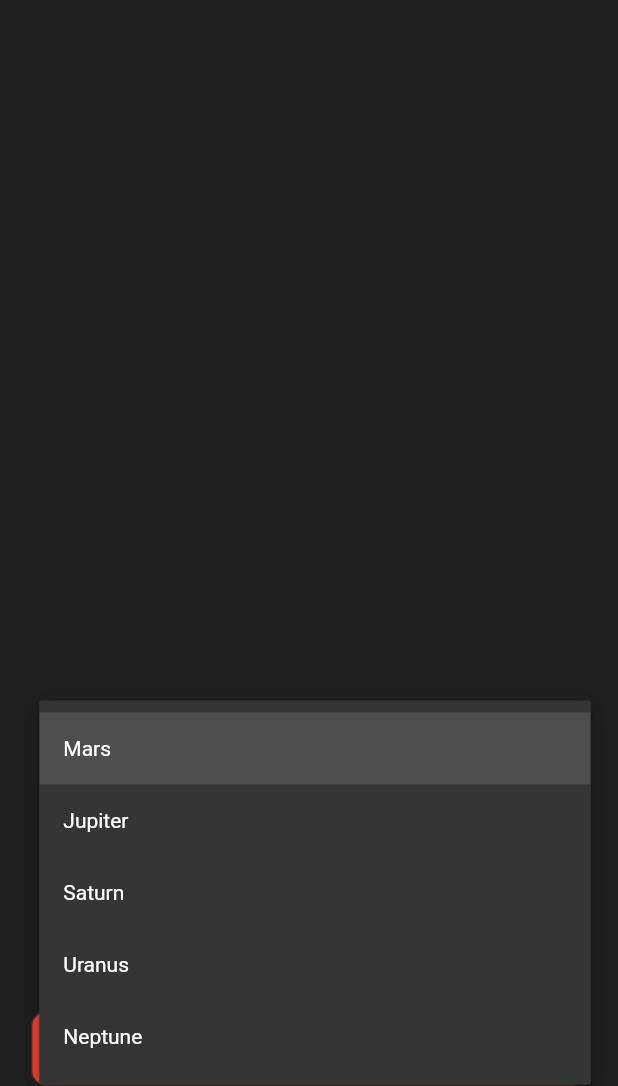
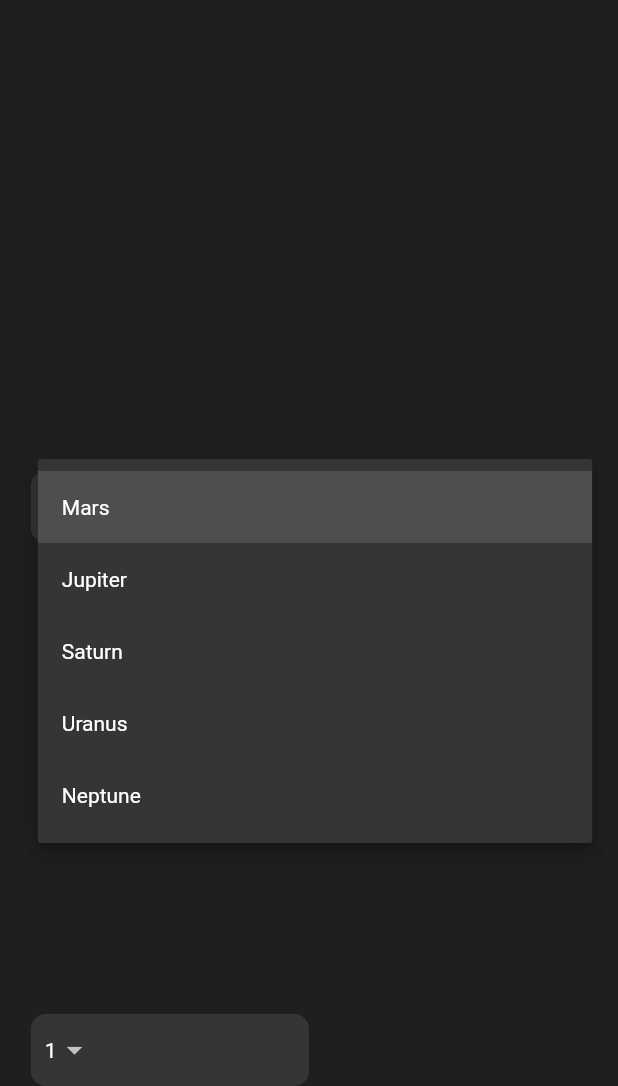
Before and after one commit to Yasitha-Bhanuka/GoSpace-Flutter-App, a Flutter app: the screen it shows after launch, after a tap on "Mars", on a phone screen of 412 x 824 dp, the part 150-1236 px from its top. Run offline on Flutter 3.47's test engine with Material 3 defaults, Android fonts, the light colour scheme and no system bars.

Commit message:
Create a reUsable widget for dropdown making. Then create the seperate widgets in the home_page for use custom_dropdown_button widget.

```diff
--- a/lib/pages/home_page.dart
+++ b/lib/pages/home_page.dart
@@ -1,4 +1,5 @@
 import 'package:flutter/material.dart';
+import 'package:moon_trip/widgets/custom_dropdown_button.dart';
 
 class HomePage extends StatelessWidget {
   late double _deviceWidth, _deviceHeight;
@@ -24,6 +25,7 @@ class HomePage extends StatelessWidget {
           children: [
             _spaceTripTextWidget(),
             _destinationDropDownWidget(),
+            _travellesInformationWidget(),
           ],
         ),
       )),
@@ -55,29 +57,13 @@ class HomePage extends StatelessWidget {
   }
 
   Widget _destinationDropDownWidget() {
-    List<String> _items = ['Mars', 'Jupiter', 'Saturn', 'Uranus', 'Neptune'];
+    return CustomDropdownButton(
+        values: const ['Mars', 'Jupiter', 'Saturn', 'Uranus', 'Neptune'],
+        width: _deviceWidth);
+  }
 
-    return Container(
-      padding: EdgeInsets.symmetric(horizontal: _deviceWidth * 0.05),
-      width: _deviceWidth,
-      decoration: BoxDecoration(
-        color: Colors.red,
-        border: Border.all(color: const Color.fromRGBO(53, 53, 53, 1.0)),
-        borderRadius: BorderRadius.circular(10),
-      ),
-      child: DropdownButton<String>(
-        value: _items.first,
-        onChanged: (_) {},
-        items: _items.map((String value) {
-          return DropdownMenuItem<String>(
-            value: value,
-            child: Text(value),
-          );
-        }).toList(),
-        underline: Container(),
-        dropdownColor: const Color.fromRGBO(53, 53, 53, 1.0),
-        style: const TextStyle(color: Colors.white),
-      ),
-    );
+  Widget _travellesInformationWidget() {
+    return CustomDropdownButton(
+        values: const ['1', '2', '3', '4', '5'], width: _deviceWidth * 0.45);
   }
 }
--- /dev/null
+++ b/lib/widgets/custom_dropdown_button.dart
@@ -0,0 +1,33 @@
+import 'package:flutter/material.dart';
+
+class CustomDropdownButton extends StatelessWidget {
+  List<String> values;
+  double width;
+
+  CustomDropdownButton({super.key, required this.values, required this.width});
+
+  @override
+  Widget build(BuildContext context) {
+    return Container(
+      padding: EdgeInsets.symmetric(horizontal: width * 0.05),
+      width: width,
+      decoration: BoxDecoration(
+        color: const Color.fromRGBO(53, 53, 53, 1.0),
+        borderRadius: BorderRadius.circular(10),
+      ),
+      child: DropdownButton<String>(
+        value: values.first,
+        onChanged: (_) {},
+        items: values.map((String value) {
+          return DropdownMenuItem<String>(
+            value: value,
+            child: Text(value),
+          );
+        }).toList(),
+        underline: Container(),
+        dropdownColor: const Color.fromRGBO(53, 53, 53, 1.0),
+        style: const TextStyle(color: Colors.white),
+      ),
+    );
+  }
+}
```
